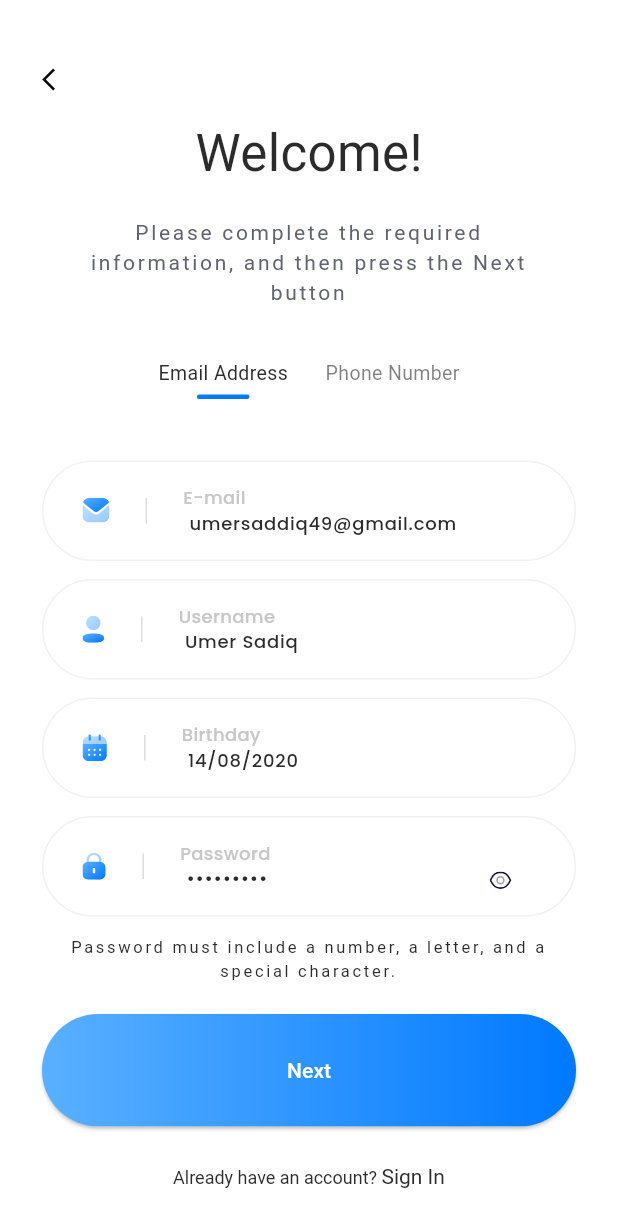
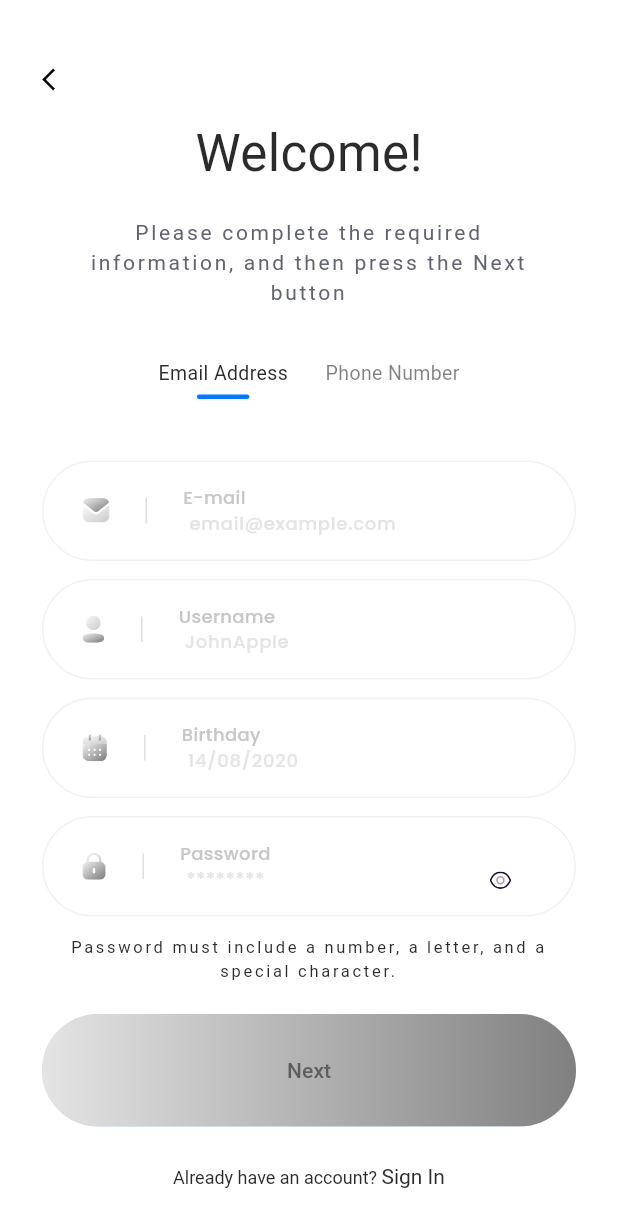
Before and after one commit to umersaddiq/sss_star_test_task, a Flutter app: the screen it shows after launch, on a phone screen of 412 x 824 dp. Shown: the top 1227 px of the screen. Run offline on Flutter 3.47's test engine with Material 3 defaults, Android fonts, the phone set to English and light mode, and no system bars; our stand-ins replace dio, drift, drift_flutter, firebase_auth, firebase_core, flutter_native_splash and 8 more; accounts and stored records are empty; generated files the repository leaves out were written again; Roboto replaces fonts that are missing (SfPro).

Commit message:
Dummy Data Removed

```diff
--- a/lib/src/presentation/auth/view/sign_up_with_email_view.dart
+++ b/lib/src/presentation/auth/view/sign_up_with_email_view.dart
@@ -66,10 +66,6 @@ class _SignUpWithEmailViewState extends ConsumerState<SignUpWithEmailView>
     _userNameController.addListener(_onFieldChanged);
     _birthdayController.addListener(_onFieldChanged);
     _passwordController.addListener(_onFieldChanged);
-    _emailController.text = 'umersaddiq49@gmail.com';
-    _passwordController.text = 'Umer@1234';
-    _userNameController.text = 'Umer Sadiq';
-    _birthdayController.text = '14/08/2020';
   }
 
   @override
```
